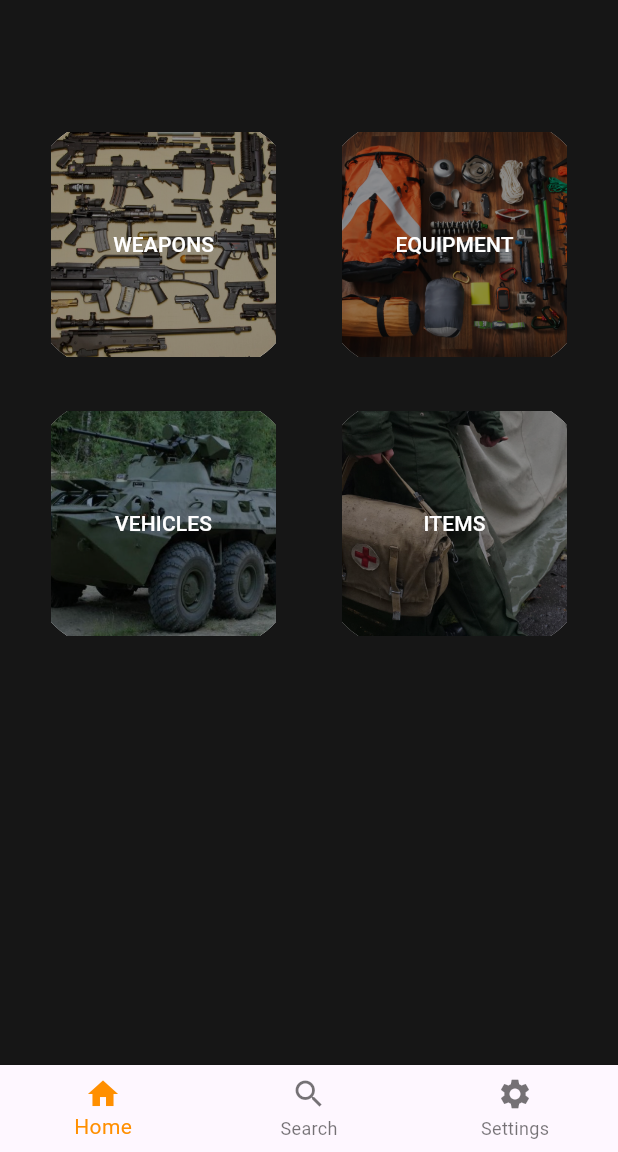
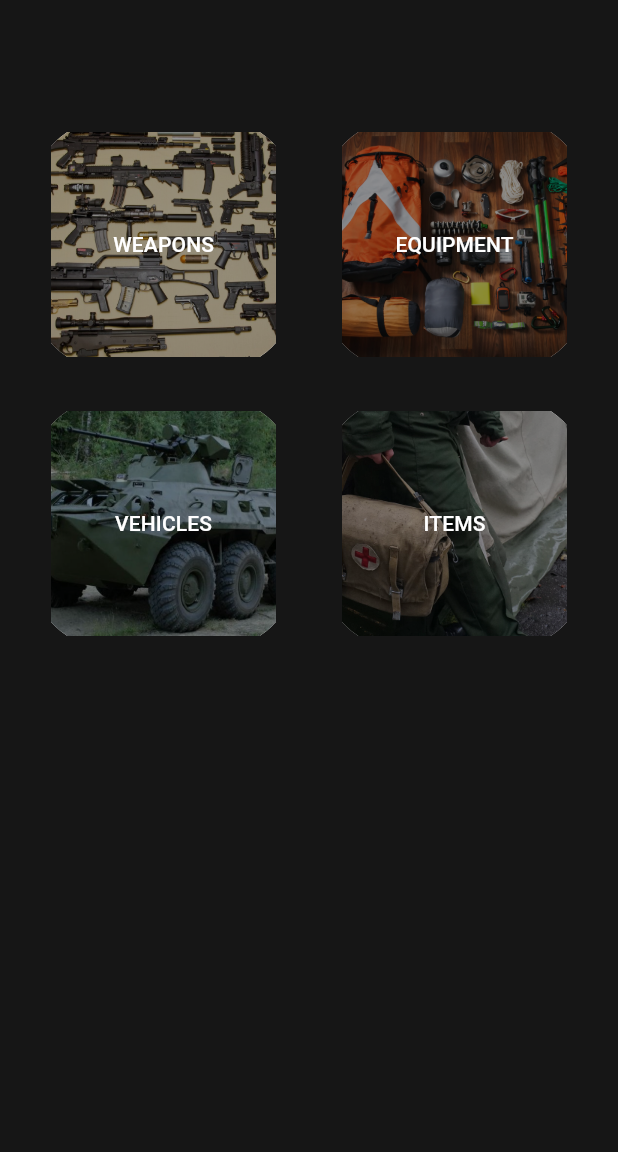
Before and after one commit to 1gnoramus/pubg_helper, a Flutter app: the screen it shows after launch, on a phone screen of 412 x 824 dp, the part 84-1236 px from its top. Run offline on Flutter 3.47's test engine with Material 3 defaults, Android fonts, the phone set to English and light mode, and no system bars.

Commit message:
+routing, +screens

```diff
--- a/lib/main.dart
+++ b/lib/main.dart
@@ -1,6 +1,9 @@
-import 'package:flutter/cupertino.dart';
 import 'package:flutter/material.dart';
-import 'package:flutter/widgets.dart';
+import 'package:pubg_app/screens/EquipmentScreen.dart';
+import 'package:pubg_app/screens/ItemsScreen.dart';
+import 'package:pubg_app/screens/MainScreen.dart';
+import 'package:pubg_app/screens/VehiclesScreen.dart';
+import 'package:pubg_app/screens/WeaponsScreen.dart';
 
 void main() {
   runApp(const MyApp());
@@ -9,127 +12,19 @@ void main() {
 class MyApp extends StatelessWidget {
   const MyApp({super.key});
 
-  static const List<Widget> _widgetOptions = <Widget>[
-    Text('Домой', style: TextStyle(fontSize: 35, fontWeight: FontWeight.bold)),
-    Text('Поиск', style: TextStyle(fontSize: 35, fontWeight: FontWeight.bold)),
-    Text('Настройки',
-        style: TextStyle(fontSize: 35, fontWeight: FontWeight.bold)),
-  ];
-
   @override
   Widget build(BuildContext context) {
     return MaterialApp(
-        home: Scaffold(
-      appBar: AppBar(
-        title: Center(
-          child: const Text(
-            'PUBG HELPER',
-            style: TextStyle(color: Colors.white),
-          ),
-        ),
-        backgroundColor: const Color(0xFF323232),
-      ),
-      backgroundColor: const Color(0xFF161616),
-      bottomNavigationBar: BottomNavigationBar(
-        items: const <BottomNavigationBarItem>[
-          BottomNavigationBarItem(
-            icon: Icon(Icons.home),
-            label: 'Home',
-          ),
-          BottomNavigationBarItem(
-            icon: Icon(Icons.search),
-            label: 'Search',
-          ),
-          BottomNavigationBarItem(
-            icon: Icon(Icons.settings),
-            label: 'Settings',
-          ),
-        ],
-        selectedItemColor: Colors.amber[800],
-      ),
-      body: Container(
-        margin: const EdgeInsets.only(top: 80.0),
-        child: const Column(
-          children: [
-            Row(
-              mainAxisAlignment: MainAxisAlignment.center,
-              crossAxisAlignment: CrossAxisAlignment.center,
-              children: [
-                CategoryContainer(
-                  title: 'WEAPONS',
-                  imageName: 'weapon_',
-                ),
-                SizedBox(
-                  width: 20.0,
-                ),
-                CategoryContainer(
-                  title: 'EQUIPMENT',
-                  imageName: 'equipment',
-                )
-              ],
-            ),
-            SizedBox(
-              height: 20.0,
-            ),
-            Row(
-              mainAxisAlignment: MainAxisAlignment.center,
-              crossAxisAlignment: CrossAxisAlignment.center,
-              children: [
-                CategoryContainer(
-                  title: 'VEHICLES',
-                  imageName: 'vehicle',
-                ),
-                SizedBox(
-                  width: 20.0,
-                ),
-                CategoryContainer(
-                  title: 'ITEMS',
-                  imageName: 'items',
-                )
-              ],
-            )
-          ],
-        ),
-      ),
-    ));
-  }
-}
-
-class CategoryContainer extends StatelessWidget {
-  const CategoryContainer(
-      {super.key, required this.title, required this.imageName});
-  final String title;
-  final String imageName;
-
-  @override
-  Widget build(BuildContext context) {
-    return ClipRRect(
-      borderRadius: BorderRadius.circular(50.0),
-      child: TextButton(
-        onPressed: () {},
-        child: Container(
-          height: 150.0,
-          width: 150.0,
-          color: Colors.white,
-          child: Stack(
-            fit: StackFit.expand,
-            children: [
-              Image.asset(
-                'lib/assets/$imageName.jpg',
-                fit: BoxFit.cover,
-              ),
-              Container(
-                color: Colors.black.withOpacity(0.4), // затемняющий слой
-              ),
-              Center(
-                  child: Text(
-                title,
-                style: const TextStyle(color: Colors.white),
-              )),
-            ],
-          ),
-        ),
-      ),
+      theme: ThemeData.light().copyWith(
+          textTheme: TextTheme(bodyMedium: TextStyle(color: Colors.black38))),
+      initialRoute: MainScreen.id,
+      routes: {
+        WeaponsScreen.id: (context) => WeaponsScreen(),
+        EquipmentScreen.id: (context) => EquipmentScreen(),
+        ItemsScreen.id: (context) => ItemsScreen(),
+        VehiclesScreen.id: (context) => VehiclesScreen(),
+        MainScreen.id: (context) => MainScreen()
+      },
     );
   }
 }
--- /dev/null
+++ b/lib/screens/MainScreen.dart
@@ -0,0 +1,130 @@
+import 'package:flutter/material.dart';
+import 'package:flutter/cupertino.dart';
+import 'package:pubg_app/screens/EquipmentScreen.dart';
+import 'package:pubg_app/screens/ItemsScreen.dart';
+import 'package:pubg_app/screens/VehiclesScreen.dart';
+import 'package:pubg_app/screens/WeaponsScreen.dart';
+
+class MainScreen extends StatefulWidget {
+  const MainScreen({super.key});
+  static String id = 'main_screen';
+
+  @override
+  State<MainScreen> createState() => _MainScreenState();
+}
+
+class _MainScreenState extends State<MainScreen> {
+  @override
+  Widget build(BuildContext context) {
+    return Scaffold(
+      appBar: AppBar(
+        title: Center(
+          child: const Text(
+            'PUBG HELPER',
+            style: TextStyle(color: Colors.white),
+          ),
+        ),
+        backgroundColor: const Color(0xFF323232),
+      ),
+      backgroundColor: const Color(0xFF161616),
+      body: Container(
+        margin: const EdgeInsets.only(top: 80.0),
+        child: Column(
+          children: [
+            Row(
+              mainAxisAlignment: MainAxisAlignment.center,
+              crossAxisAlignment: CrossAxisAlignment.center,
+              children: [
+                CategoryContainer(
+                  key: UniqueKey(),
+                  title: 'WEAPONS',
+                  imageName: 'weapon_',
+                  pathName: WeaponsScreen.id,
+                ),
+                SizedBox(
+                  width: 20.0,
+                ),
+                CategoryContainer(
+                  key: UniqueKey(),
+                  title: 'EQUIPMENT',
+                  imageName: 'equipment',
+                  pathName: EquipmentScreen.id,
+                )
+              ],
+            ),
+            SizedBox(
+              height: 20.0,
+            ),
+            Row(
+              mainAxisAlignment: MainAxisAlignment.center,
+              crossAxisAlignment: CrossAxisAlignment.center,
+              children: [
+                CategoryContainer(
+                  key: UniqueKey(),
+                  title: 'VEHICLES',
+                  imageName: 'vehicle',
+                  pathName: VehiclesScreen.id,
+                ),
+                SizedBox(
+                  width: 20.0,
+                ),
+                CategoryContainer(
+                  key: UniqueKey(),
+                  title: 'ITEMS',
+                  imageName: 'items',
+                  pathName: ItemsScreen.id,
+                )
+              ],
+            )
+          ],
+        ),
+      ),
+    );
+  }
+}
+
+class CategoryContainer extends StatelessWidget {
+  const CategoryContainer(
+      {super.key,
+      required this.title,
+      required this.imageName,
+      required this.pathName});
+  final String title;
+  final String imageName;
+  final String pathName;
+
+  @override
+  Widget build(BuildContext context) {
+    return ClipRRect(
+      borderRadius: BorderRadius.circular(50.0),
+      child: TextButton(
+        onPressed: () {
+          Navigator.pushNamed(context, pathName);
+        },
+        child: Container(
+          height: 150.0,
+          width: 150.0,
+          color: Colors.white,
+          child: Stack(
+            fit: StackFit.expand,
+            children: [
+              Image.asset(
+                'lib/assets/$imageName.jpg',
+                fit: BoxFit.cover,
+              ),
+              Container(
+                color: Colors.black.withOpacity(0.4), // затемняющий слой
+              ),
+              Center(
+                child: Text(
+                  title,
+                  style: const TextStyle(color: Colors.white),
+                ),
+              ),
+            ],
+          ),
+        ),
+      ),
+    );
+  }
+}
```
Also changed, not shown: lib/screens/EquipmentScreen.dart (added, +29 -0 lines), lib/screens/ItemsScreen.dart (added, +29 -0 lines), lib/screens/VehiclesScreen.dart (added, +29 -0 lines), lib/screens/WeaponsScreen.dart (added, +28 -0 lines).
